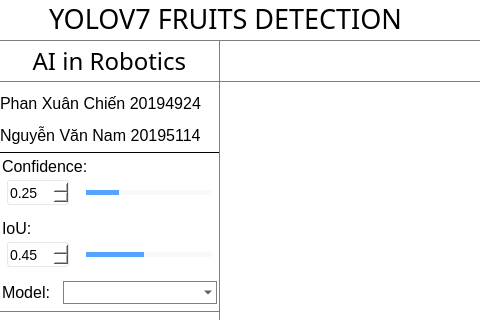
Qt form ui/main.ui (chien3553/Fruit_Detection_Yolov7_Pyside6) before a commit; both pictures show x 0 to 480 and y 0 to 320 of the 1057 by 757 pixel window.
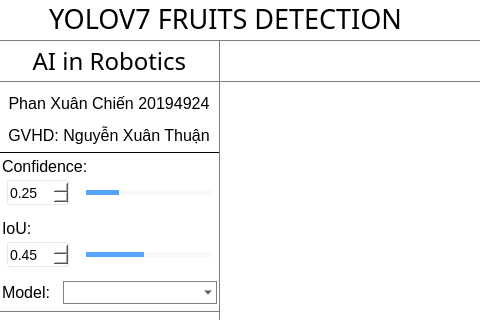
The same form after that commit. Icons and pictures are not drawn. Custom widgets are drawn as their Qt base class.

The edit to the form file:
```diff
--- a/ui/main.ui
+++ b/ui/main.ui
@@ -623,7 +623,7 @@
                   </font>
                  </property>
                  <property name="text">
-                  <string>&lt;html&gt;&lt;head/&gt;&lt;body&gt;&lt;p&gt;&lt;span style=&quot; font-size:12pt;&quot;&gt;Phan Xuân Chiến 20194924&lt;/span&gt;&lt;/p&gt;&lt;/body&gt;&lt;/html&gt;</string>
+                  <string>&lt;html&gt;&lt;head/&gt;&lt;body&gt;&lt;p align=&quot;center&quot;&gt;&lt;span style=&quot; font-size:12pt;&quot;&gt;Phan Xuân Chiến 20194924&lt;/span&gt;&lt;/p&gt;&lt;/body&gt;&lt;/html&gt;</string>
                  </property>
                 </widget>
                </item>
@@ -635,7 +635,7 @@
                   </font>
                  </property>
                  <property name="text">
-                  <string>&lt;html&gt;&lt;head/&gt;&lt;body&gt;&lt;p&gt;&lt;span style=&quot; font-size:12pt;&quot;&gt;Nguyễn Văn Nam 20195114&lt;/span&gt;&lt;/p&gt;&lt;/body&gt;&lt;/html&gt;</string>
+                  <string>&lt;html&gt;&lt;head/&gt;&lt;body&gt;&lt;p align=&quot;center&quot;&gt;&lt;span style=&quot; font-size:12pt;&quot;&gt;GVHD: Nguyễn Xuân Thuận&lt;/span&gt;&lt;/p&gt;&lt;/body&gt;&lt;/html&gt;</string>
                  </property>
                 </widget>
                </item>
```
Left out of the diff: 8 changed lines with no effect on the pictures.
